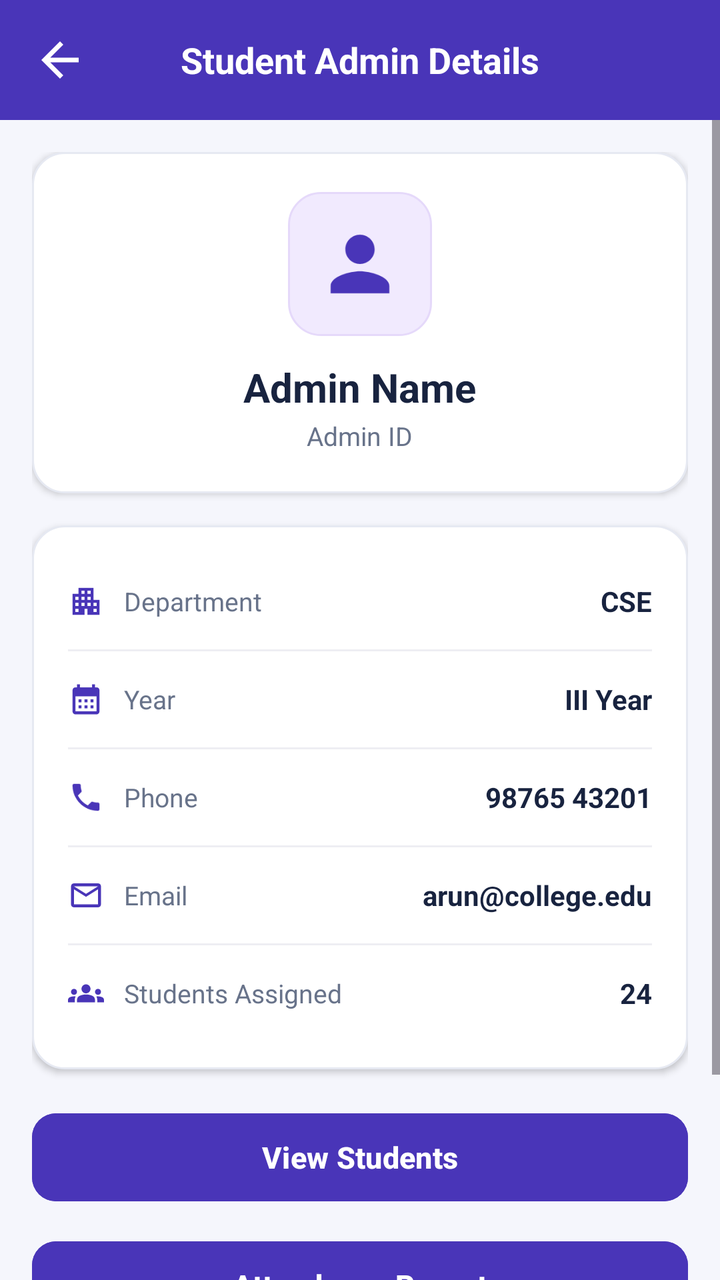
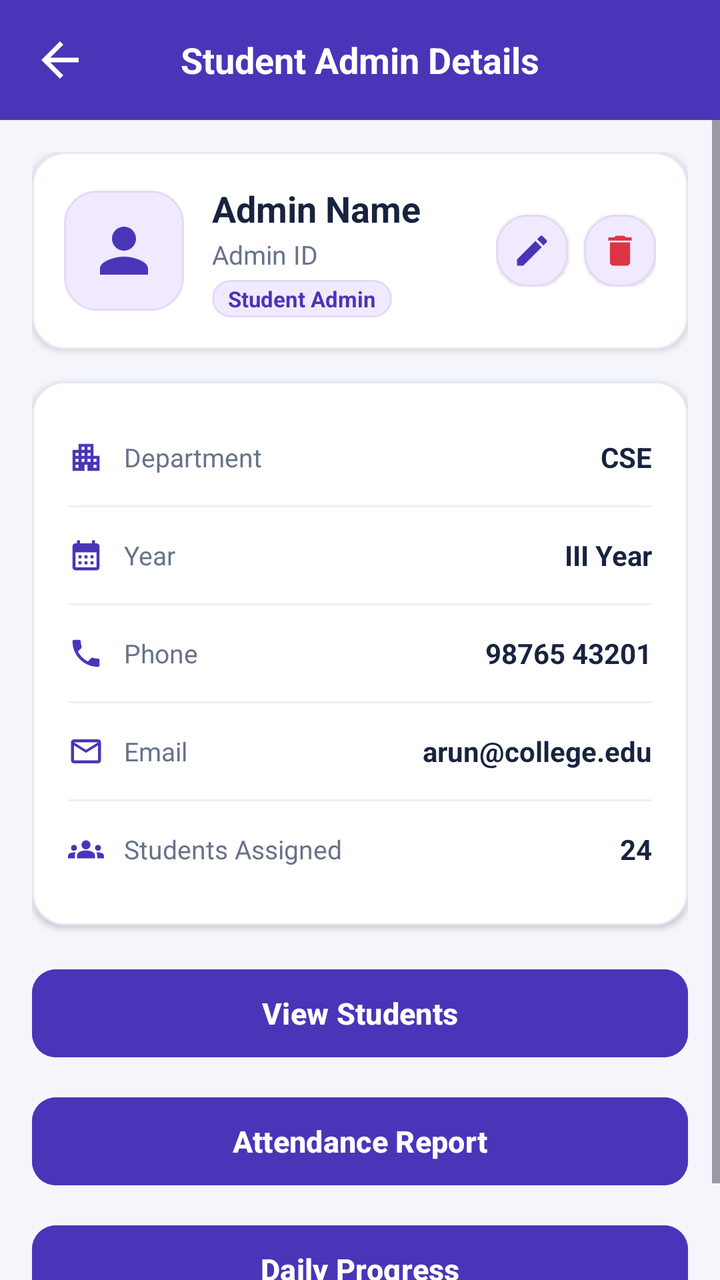

An Android layout rendered at two revisions. The XML below is the earlier revision; the diff shows what the commit changed to produce the second picture.
<!-- AndroidManifest.xml: application theme Theme.TrackPoint -->
<!-- res/layout/activity_student_admin_details.xml -->
<?xml version="1.0" encoding="utf-8"?>

<LinearLayout xmlns:android="http://schemas.android.com/apk/res/android"
    xmlns:app="http://schemas.android.com/apk/res-auto"
    android:id="@+id/main"
    android:layout_width="match_parent"
    android:layout_height="match_parent"
    android:orientation="vertical"
    android:background="#4935B8"
    android:fitsSystemWindows="true">

    
    <LinearLayout
        android:layout_width="match_parent"
        android:layout_height="60dp"
        android:orientation="horizontal"
        android:gravity="center_vertical"
        android:paddingStart="16dp"
        android:paddingEnd="16dp"
        android:background="#4935B8">

        <ImageView
            android:id="@+id/btnBack"
            android:layout_width="28dp"
            android:layout_height="28dp"
            android:src="@drawable/back_symbol"
            app:tint="@color/white"
            android:contentDescription="Back" />

        <TextView
            android:layout_width="0dp"
            android:layout_height="wrap_content"
            android:layout_weight="1"
            android:text="Student Admin Details"
            android:textColor="@color/white"
            android:textSize="18sp"
            android:textStyle="bold"
            android:gravity="center" />

        <View
            android:layout_width="28dp"
            android:layout_height="28dp" />

    </LinearLayout>

    <ScrollView
        android:layout_width="match_parent"
        android:layout_height="0dp"
        android:layout_weight="1"
        android:fillViewport="true"
        android:background="#F5F6FC">

        <LinearLayout
            android:layout_width="match_parent"
            android:layout_height="wrap_content"
            android:orientation="vertical"
            android:padding="16dp">

            
            <LinearLayout
                android:layout_width="match_parent"
                android:layout_height="wrap_content"
                android:orientation="vertical"
                android:gravity="center"
                android:background="@drawable/action_card"
                android:elevation="2dp"
                android:padding="20dp"
                android:layout_marginBottom="16dp">

                <ImageView
                    android:layout_width="72dp"
                    android:layout_height="72dp"
                    android:padding="14dp"
                    android:src="@drawable/profile_symbol"
                    app:tint="#4935B8"
                    android:background="@drawable/card_purple"
                    android:contentDescription="Profile Icon" />

                <TextView
                    android:id="@+id/txtAdminName"
                    android:layout_width="wrap_content"
                    android:layout_height="wrap_content"
                    android:text="Admin Name"
                    android:textSize="20sp"
                    android:textStyle="bold"
                    android:textColor="#18233F"
                    android:layout_marginTop="12dp" />

                <TextView
                    android:id="@+id/txtAdminId"
                    android:layout_width="wrap_content"
                    android:layout_height="wrap_content"
                    android:text="Admin ID"
                    android:textSize="13sp"
                    android:textColor="#68738A"
                    android:layout_marginTop="2dp" />

            </LinearLayout>

            
            <LinearLayout
                android:layout_width="match_parent"
                android:layout_height="wrap_content"
                android:orientation="vertical"
                android:background="@drawable/action_card"
                android:elevation="2dp"
                android:padding="18dp"
                android:layout_marginBottom="18dp">

                
                <LinearLayout
                    android:layout_width="match_parent"
                    android:layout_height="40dp"
                    android:orientation="horizontal"
                    android:gravity="center_vertical">

                    <ImageView
                        android:layout_width="18dp"
                        android:layout_height="18dp"
                        android:src="@drawable/ic_department"
                        app:tint="#4935B8"
                        android:contentDescription="Department Icon" />

                    <TextView
                        android:layout_width="0dp"
                        android:layout_height="wrap_content"
                        android:layout_weight="1"
                        android:text="Department"
                        android:paddingStart="10dp"
                        android:textSize="13sp"
                        android:textColor="#68738A" />

                    <TextView
                        android:id="@+id/txtAdminDepartment"
                        android:layout_width="wrap_content"
                        android:layout_height="wrap_content"
                        android:text="CSE"
                        android:textStyle="bold"
                        android:textSize="14sp"
                        android:textColor="#18233F" />
                </LinearLayout>

                <View android:layout_width="match_parent" android:layout_height="1dp" android:background="#EEEEF3" android:layout_marginVertical="4dp"/>

                
                <LinearLayout
                    android:layout_width="match_parent"
                    android:layout_height="40dp"
                    android:orientation="horizontal"
                    android:gravity="center_vertical">

                    <ImageView
                        android:layout_width="18dp"
                        android:layout_height="18dp"
                        android:src="@drawable/ic_academic_year"
                        app:tint="#4935B8"
                        android:contentDescription="Year Icon" />

                    <TextView
                        android:layout_width="0dp"
                        android:layout_height="wrap_content"
                        android:layout_weight="1"
                        android:text="Year"
                        android:paddingStart="10dp"
                        android:textSize="13sp"
                        android:textColor="#68738A" />

                    <TextView
                        android:id="@+id/txtAdminYear"
                        android:layout_width="wrap_content"
                        android:layout_height="wrap_content"
                        android:text="III Year"
                        android:textStyle="bold"
                        android:textSize="14sp"
                        android:textColor="#18233F" />
                </LinearLayout>

                <View android:layout_width="match_parent" android:layout_height="1dp" android:background="#EEEEF3" android:layout_marginVertical="4dp"/>

                
                <LinearLayout
                    android:layout_width="match_parent"
                    android:layout_height="40dp"
                    android:orientation="horizontal"
                    android:gravity="center_vertical">

                    <ImageView
                        android:layout_width="18dp"
                        android:layout_height="18dp"
                        android:src="@drawable/ic_phone"
                        app:tint="#4935B8"
                        android:contentDescription="Phone Icon" />

                    <TextView
                        android:layout_width="0dp"
                        android:layout_height="wrap_content"
                        android:layout_weight="1"
                        android:text="Phone"
                        android:paddingStart="10dp"
                        android:textSize="13sp"
                        android:textColor="#68738A" />

                    <TextView
                        android:id="@+id/txtAdminPhone"
                        android:layout_width="wrap_content"
                        android:layout_height="wrap_content"
                        android:text="98765 43201"
                        android:textStyle="bold"
                        android:textSize="14sp"
                        android:textColor="#18233F" />
                </LinearLayout>

                <View android:layout_width="match_parent" android:layout_height="1dp" android:background="#EEEEF3" android:layout_marginVertical="4dp"/>

                
                <LinearLayout
                    android:layout_width="match_parent"
                    android:layout_height="40dp"
                    android:orientation="horizontal"
                    android:gravity="center_vertical">

                    <ImageView
                        android:layout_width="18dp"
                        android:layout_height="18dp"
                        android:src="@drawable/ic_email"
                        app:tint="#4935B8"
                        android:contentDescription="Email Icon" />

                    <TextView
                        android:layout_width="0dp"
                        android:layout_height="wrap_content"
                        android:layout_weight="1"
                        android:text="Email"
                        android:paddingStart="10dp"
                        android:textSize="13sp"
                        android:textColor="#68738A" />

                    <TextView
                        android:id="@+id/txtAdminEmail"
                        android:layout_width="wrap_content"
                        android:layout_height="wrap_content"
                        android:text="arun@college.edu"
                        android:textStyle="bold"
                        android:textSize="14sp"
                        android:textColor="#18233F" />
                </LinearLayout>

                <View android:layout_width="match_parent" android:layout_height="1dp" android:background="#EEEEF3" android:layout_marginVertical="4dp"/>

                
                <LinearLayout
                    android:layout_width="match_parent"
                    android:layout_height="40dp"
                    android:orientation="horizontal"
                    android:gravity="center_vertical">

                    <ImageView
                        android:layout_width="18dp"
                        android:layout_height="18dp"
                        android:src="@drawable/group_symbol"
                        app:tint="#4935B8"
                        android:contentDescription="Students Assigned Icon" />

                    <TextView
                        android:layout_width="0dp"
                        android:layout_height="wrap_content"
                        android:layout_weight="1"
                        android:text="Students Assigned"
                        android:paddingStart="10dp"
                        android:textSize="13sp"
                        android:textColor="#68738A" />

                    <TextView
                        android:id="@+id/txtStudentsAssigned"
                        android:layout_width="wrap_content"
                        android:layout_height="wrap_content"
                        android:text="24"
                        android:textStyle="bold"
                        android:textSize="14sp"
                        android:textColor="#18233F" />
                </LinearLayout>

            </LinearLayout>

            
            <Button
                android:id="@+id/btnViewStudents"
                android:layout_width="match_parent"
                android:layout_height="52dp"
                android:text="View Students"
                android:layout_marginBottom="12dp"
                android:backgroundTint="#4935B8"
                android:textColor="#FFFFFF"
                android:textSize="15sp"
                android:textStyle="bold"
                android:textAllCaps="false"
                app:cornerRadius="12dp" />

            
            <Button
                android:id="@+id/btnAttendance"
                android:layout_width="match_parent"
                android:layout_height="52dp"
                android:text="Attendance Report"
                android:layout_marginBottom="12dp"
                android:backgroundTint="#4935B8"
                android:textColor="#FFFFFF"
                android:textSize="15sp"
                android:textStyle="bold"
                android:textAllCaps="false"
                app:cornerRadius="12dp" />

            
            <Button
                android:id="@+id/btnProgress"
                android:layout_width="match_parent"
                android:layout_height="52dp"
                android:text="Daily Progress"
                android:layout_marginBottom="16dp"
                android:backgroundTint="#4935B8"
                android:textColor="#FFFFFF"
                android:textSize="15sp"
                android:textStyle="bold"
                android:textAllCaps="false"
                app:cornerRadius="12dp" />

        </LinearLayout>

    </ScrollView>

</LinearLayout>
<!-- resources referenced by this layout -->
<resources>
  <color name="white">#FFFFFFFF</color>
  <!-- drawable action_card (drawable) -->
  <shape xmlns:android="http://schemas.android.com/apk/res/android">
      <solid android:color="#FFFFFF"/>
      <stroke android:width="1dp" android:color="#E6E9F2"/>
      <corners android:radius="16dp"/>
  </shape>
  <!-- drawable back_symbol (drawable) -->
  <vector xmlns:android="http://schemas.android.com/apk/res/android" android:autoMirrored="true" android:height="24dp" android:tint="#000000" android:viewportHeight="24" android:viewportWidth="24" android:width="24dp">
        
      <path android:fillColor="@android:color/white" android:pathData="M20,11H7.83l5.59,-5.59L12,4l-8,8 8,8 1.41,-1.41L7.83,13H20v-2z"/>
      
  </vector>
  <!-- drawable card_purple (drawable) -->
  <shape xmlns:android="http://schemas.android.com/apk/res/android">
      <solid android:color="#F1EAFE"/>
      <stroke android:width="1dp" android:color="#E5D9FA"/>
      <corners android:radius="16dp"/>
  </shape>
  <!-- drawable ic_department (drawable) -->
  <vector xmlns:android="http://schemas.android.com/apk/res/android" android:height="24dp" android:tint="#000000" android:viewportHeight="24" android:viewportWidth="24" android:width="24dp">
        
      <path android:fillColor="@android:color/white" android:pathData="M17,11V3H7v4H3v14h8v-4h2v4h8V11H17zM7,19H5v-2h2V19zM7,15H5v-2h2V15zM7,11H5V9h2V11zM11,15H9v-2h2V15zM11,11H9V9h2V11zM11,7H9V5h2V7zM15,15h-2v-2h2V15zM15,11h-2V9h2V11zM15,7h-2V5h2V7zM19,19h-2v-2h2V19zM19,15h-2v-2h2V15z"/>
      
  </vector>
  <!-- drawable ic_email (drawable) -->
  <vector xmlns:android="http://schemas.android.com/apk/res/android" android:height="24dp" android:tint="#000000" android:viewportHeight="24" android:viewportWidth="24" android:width="24dp">
        
      <path android:fillColor="@android:color/white" android:pathData="M20,4L4,4c-1.1,0 -1.99,0.9 -1.99,2L2,18c0,1.1 0.9,2 2,2h16c1.1,0 2,-0.9 2,-2L22,6c0,-1.1 -0.9,-2 -2,-2zM20,18L4,18L4,8l8,5 8,-5v10zM12,11L4,6h16l-8,5z"/>
      
  </vector>
  <!-- drawable profile_symbol (drawable) -->
  <vector xmlns:android="http://schemas.android.com/apk/res/android"
      android:width="24dp"
      android:height="24dp"
      android:viewportWidth="24"
      android:viewportHeight="24"
      android:tint="#000000">
      <path
          android:fillColor="@android:color/white"
          android:pathData="M12,12c2.21,0 4,-1.79 4,-4s-1.79,-4 -4,-4 -4,1.79 -4,4 1.79,4 4,4zM12,14c-2.67,0 -8,1.34 -8,4v2h16v-2c0,-2.66 -5.33,-4 -8,-4z"/>
  </vector>
  <style name="Theme.TrackPoint" parent="Base.Theme.TrackPoint" />
  <style name="Base.Theme.TrackPoint" parent="Theme.Material3.DayNight.NoActionBar">
          
          
      </style>
  <!-- unchanged entries left out for length: 3 -->
</resources>

<!-- the commit's change to res/layout/activity_student_admin_details.xml (unified diff, before → after) -->
@@ -60,40 +60,98 @@
             <LinearLayout
                 android:layout_width="match_parent"
                 android:layout_height="wrap_content"
-                android:orientation="vertical"
-                android:gravity="center"
+                android:orientation="horizontal"
+                android:gravity="center_vertical"
                 android:background="@drawable/action_card"
                 android:elevation="2dp"
-                android:padding="20dp"
+                android:padding="16dp"
                 android:layout_marginBottom="16dp">
 
                 <ImageView
-                    android:layout_width="72dp"
-                    android:layout_height="72dp"
-                    android:padding="14dp"
+                    android:layout_width="60dp"
+                    android:layout_height="60dp"
+                    android:padding="12dp"
                     android:src="@drawable/profile_symbol"
                     app:tint="#4935B8"
                     android:background="@drawable/card_purple"
                     android:contentDescription="Profile Icon" />
 
-                <TextView
-                    android:id="@+id/txtAdminName"
+                <LinearLayout
+                    android:layout_width="0dp"
+                    android:layout_height="wrap_content"
+                    android:layout_weight="1"
+                    android:orientation="vertical"
+                    android:paddingStart="14dp">
+
+                    <TextView
+                        android:id="@+id/txtAdminName"
+                        android:layout_width="wrap_content"
+                        android:layout_height="wrap_content"
+                        android:text="Admin Name"
+                        android:textSize="18sp"
+                        android:textStyle="bold"
+                        android:textColor="#18233F" />
+
+                    <TextView
+                        android:id="@+id/txtAdminId"
+                        android:layout_width="wrap_content"
+                        android:layout_height="wrap_content"
+                        android:text="Admin ID"
+                        android:textSize="13sp"
+                        android:textColor="#68738A"
+                        android:layout_marginTop="2dp" />
+
+                    <TextView
+                        android:layout_width="wrap_content"
+                        android:layout_height="wrap_content"
+                        android:text="Student Admin"
+                        android:textSize="11sp"
+                        android:textStyle="bold"
+                        android:textColor="#4935B8"
+                        android:background="@drawable/card_purple"
+                        android:paddingStart="8dp"
+                        android:paddingEnd="8dp"
+                        android:paddingTop="2dp"
+                        android:paddingBottom="2dp"
+                        android:layout_marginTop="4dp" />
+
+                </LinearLayout>
+
+                
+                <LinearLayout
                     android:layout_width="wrap_content"
                     android:layout_height="wrap_content"
-                    android:text="Admin Name"
-                    android:textSize="20sp"
-                    android:textStyle="bold"
-                    android:textColor="#18233F"
-                    android:layout_marginTop="12dp" />
-
-                <TextView
-                    android:id="@+id/txtAdminId"
-                    android:layout_width="wrap_content"
-                    android:layout_height="wrap_content"
-                    android:text="Admin ID"
-                    android:textSize="13sp"
-                    android:textColor="#68738A"
-                    android:layout_marginTop="2dp" />
+                    android:orientation="horizontal"
+                    android:gravity="center_vertical">
+
+                    <ImageView
+                        android:id="@+id/btnEditAdmin"
+                        android:layout_width="36dp"
+                        android:layout_height="36dp"
+                        android:padding="8dp"
+                        android:src="@drawable/edit_symbol"
+                        app:tint="#4935B8"
+                        android:background="@drawable/card_purple"
+                        android:elevation="1dp"
+                        android:clickable="true"
+                        android:focusable="true"
+                        android:contentDescription="Edit Student Admin"
+                        android:layout_marginEnd="8dp" />
+
+                    <ImageView
+                        android:id="@+id/btnDeleteAdmin"
+                        android:layout_width="36dp"
+                        android:layout_height="36dp"
+                        android:padding="8dp"
+                        android:src="@drawable/ic_trash"
+                        app:tint="#DC3545"
+                        android:background="@drawable/card_purple"
+                        android:elevation="1dp"
+                        android:clickable="true"
+                        android:focusable="true"
+                        android:contentDescription="Delete Student Admin" />
+
+                </LinearLayout>
 
             </LinearLayout>
 
<!-- resource entries referenced after the edit -->
@@ -19,6 +19,17 @@
       <stroke android:width="1dp" android:color="#E5D9FA"/>
       <corners android:radius="16dp"/>
   </shape>
+  <!-- drawable edit_symbol (drawable) -->
+  <vector xmlns:android="http://schemas.android.com/apk/res/android"
+      android:width="24dp"
+      android:height="24dp"
+      android:viewportWidth="24"
+      android:viewportHeight="24"
+      android:tint="#000000">
+      <path
+          android:fillColor="@android:color/white"
+          android:pathData="M3,17.25V21h3.75L17.81,9.94l-3.75,-3.75L3,17.25zM20.71,7.04c0.39,-0.39 0.39,-1.02 0,-1.41l-2.34,-2.34c-0.39,-0.39 -1.02,-0.39 -1.41,0l-1.83,1.83 3.75,3.75 1.83,-1.83z"/>
+  </vector>
   <!-- drawable ic_department (drawable) -->
   <vector xmlns:android="http://schemas.android.com/apk/res/android" android:height="24dp" android:tint="#000000" android:viewportHeight="24" android:viewportWidth="24" android:width="24dp">
         
@@ -30,6 +41,16 @@
         
       <path android:fillColor="@android:color/white" android:pathData="M20,4L4,4c-1.1,0 -1.99,0.9 -1.99,2L2,18c0,1.1 0.9,2 2,2h16c1.1,0 2,-0.9 2,-2L22,6c0,-1.1 -0.9,-2 -2,-2zM20,18L4,18L4,8l8,5 8,-5v10zM12,11L4,6h16l-8,5z"/>
       
+  </vector>
+  <!-- drawable ic_trash (drawable) -->
+  <vector xmlns:android="http://schemas.android.com/apk/res/android"
+      android:width="24dp"
+      android:height="24dp"
+      android:viewportWidth="24"
+      android:viewportHeight="24">
+      <path
+          android:fillColor="#000000"
+          android:pathData="M6,19c0,1.1 0.9,2 2,2h8c1.1,0 2,-0.9 2,-2V7H6v12zM19,4h-3.5l-1,-1h-5l-1,1H5v2h14V4z"/>
   </vector>
   <!-- drawable profile_symbol (drawable) -->
   <vector xmlns:android="http://schemas.android.com/apk/res/android"
